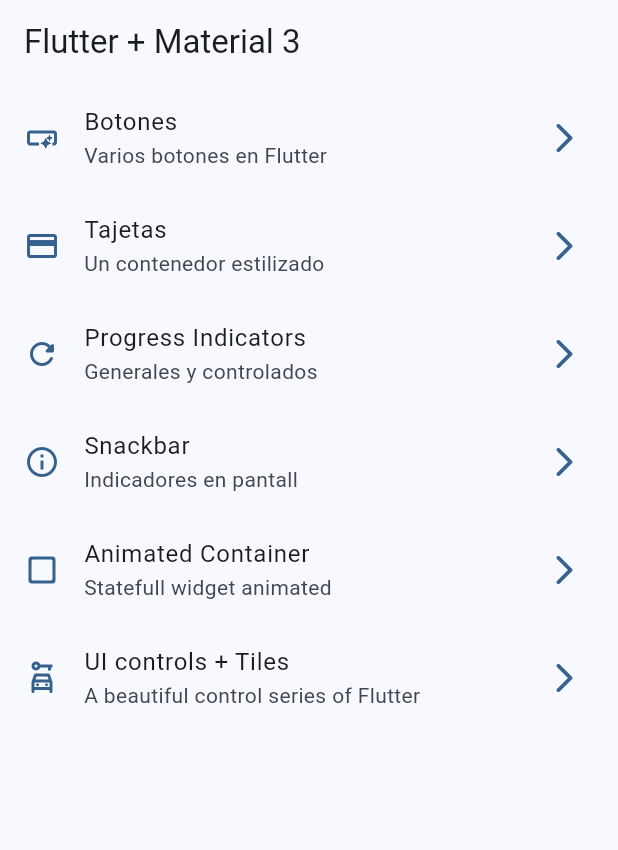
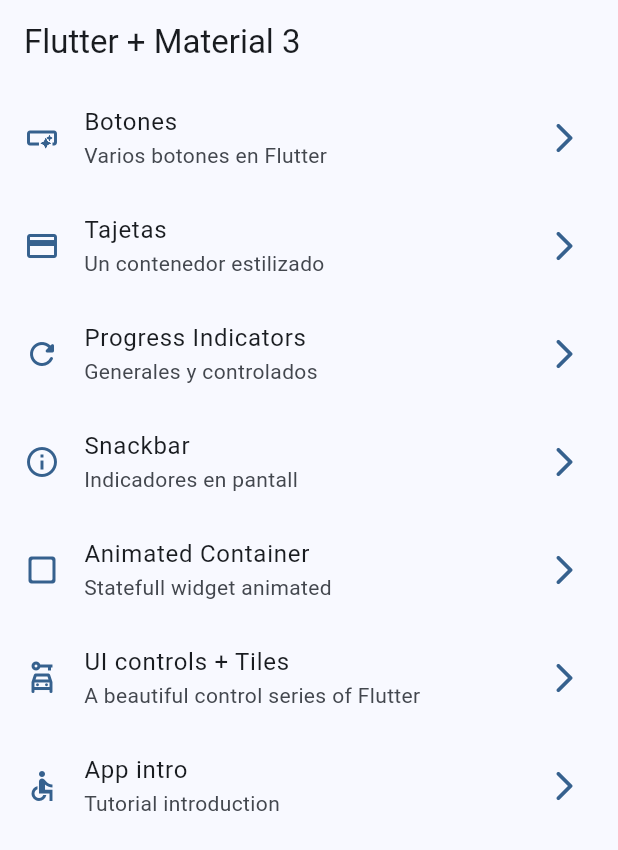
Before and after one commit to Frank712/flutter-widgets-app, a Flutter app: the screen it shows after launch, on a phone screen of 412 x 824 dp. Shown: the top 850 px of the screen. Run offline on Flutter 3.47's test engine with Material 2 defaults, Android fonts, the phone set to English and light mode, and no system bars; our stand-ins replace go_router.

Commit message:
ADD tutorial screen

```diff
--- a/lib/config/menu/menu_items.dart
+++ b/lib/config/menu/menu_items.dart
@@ -51,4 +51,10 @@ const appMenuItems = <MenuItem>[
     link: '/ui-controls',
     icon: Icons.car_rental_outlined,
   ),
+  MenuItem(
+    title: 'App intro',
+    subtitle: 'Tutorial introduction',
+    link: '/tutorial',
+    icon: Icons.accessible_sharp,
+  ),
 ];
--- a/lib/config/router/app_router.dart
+++ b/lib/config/router/app_router.dart
@@ -39,5 +39,10 @@ final appRouter = GoRouter(
       name: UiControlsScreen.name,
       builder: (context, state) => const UiControlsScreen(),
     ),
+    GoRoute(
+      path: '/tutorial',
+      name: AppTutorialScreen.name,
+      builder: (context, state) => const AppTutorialScreen(),
+    ),
   ],
 );
--- a/lib/presentation/screens/app_tutorial/app_tutorial_screen.dart
+++ b/lib/presentation/screens/app_tutorial/app_tutorial_screen.dart
@@ -1,7 +1,7 @@
 import 'package:flutter/material.dart';
 
 class AppTutorialScreen extends StatelessWidget {
-  final name = 'app_tutorial_screen';
+  static const name = 'app_tutorial_screen';
   const AppTutorialScreen({super.key});
 
   @override
```
